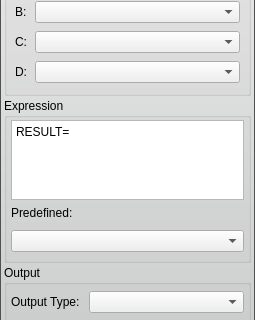
Old version of the form src/Interface/ToolInterface/ArithmeticFilterInterface.ui in the repository SCIInstitute/Seg3D; both pictures show x 0 to 255 and y 96 to 416 of the 255 by 498 pixel window.
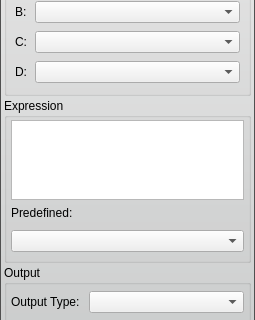
New version of the form.

Commit message:
Fixing bug #1062: Arithmetic: Pre-populate Expression field with "RESULT ="
The default value "RESULT = " needed to be set for the state variable, not the GUI text box since QtBridge::Connect uses the state variable value to overwrite the GUI value.

```diff
--- a/src/Interface/ToolInterface/ArithmeticFilterInterface.ui
+++ b/src/Interface/ToolInterface/ArithmeticFilterInterface.ui
@@ -292,7 +292,7 @@
          </size>
         </property>
         <property name="plainText">
-         <string>RESULT= </string>
+         <string></string>
         </property>
        </widget>
       </item>
```
The commit also changes 1 other file.
